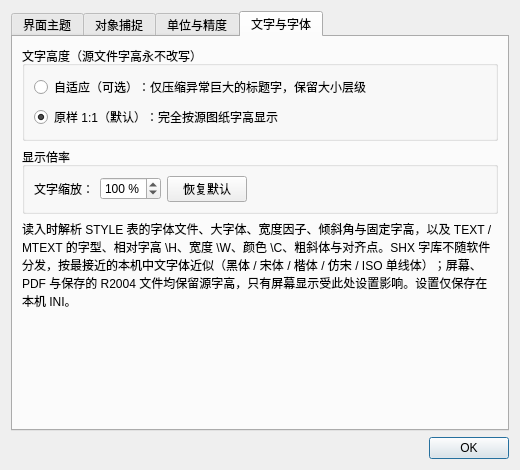
pxhhero-bit/ilovecad, file src/ilovecad/ui/settings.ui: the form before one commit.
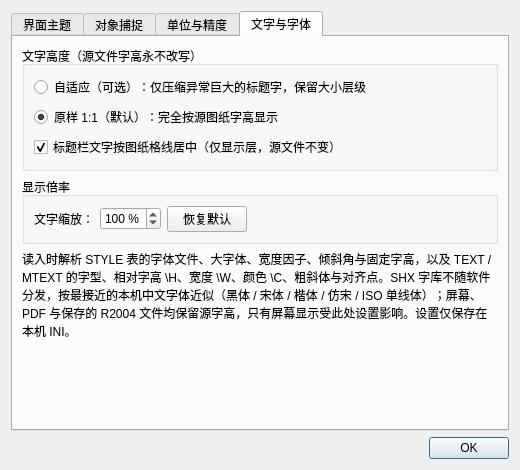
The form after the commit. The open tabs and pages were chosen to show the change.

Commit message: Align title-block labels to source grid lines and make edit-mode degradation reversible

The edit to the form file:
```diff
--- a/src/ilovecad/ui/settings.ui
+++ b/src/ilovecad/ui/settings.ui
@@ -120,6 +120,7 @@
          <layout class="QVBoxLayout" name="vboxTextHeight">
           <item><widget class="QRadioButton" name="radioTextAuto"><property name="text"><string>自适应（可选）：仅压缩异常巨大的标题字，保留大小层级</string></property></widget></item>
           <item><widget class="QRadioButton" name="radioTextExact"><property name="text"><string>原样 1:1（默认）：完全按源图纸字高显示</string></property><property name="checked"><bool>true</bool></property></widget></item>
+          <item><widget class="QCheckBox" name="checkTitleAlign"><property name="text"><string>标题栏文字按图纸格线居中（仅显示层，源文件不变）</string></property><property name="checked"><bool>true</bool></property></widget></item>
          </layout>
         </widget>
        </item>
```
The commit also changes 12 other files.
